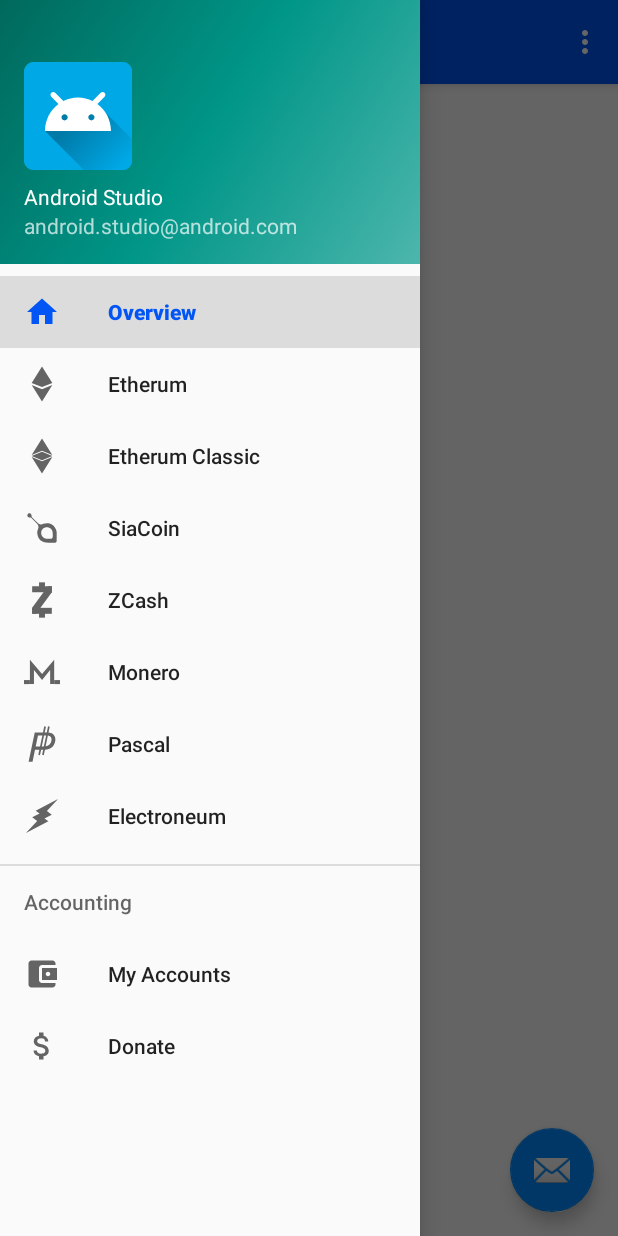
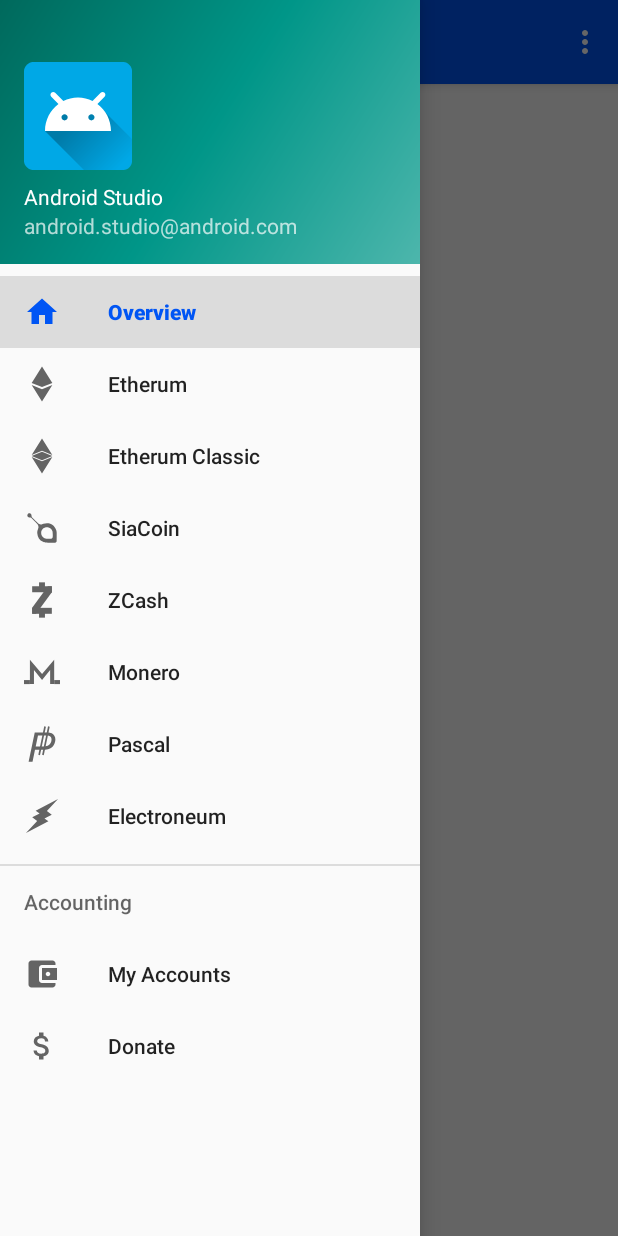
Before and after one commit to bskjon/nanostats, an Android app: the screen it shows after launch (MainActivity), with the side drawer open, on a phone screen of 412 x 824 dp. Run offline under Robolectric (Android 15) with nearby library versions, the phone set to English and light mode, and no system bars; libraries missing offline, so code that uses them is left out: com.github.mikephil.charting, net.hockeyapp.android; 1 statement that could not run was skipped.

Commit message:
Optimized Landing page, made beautiful graphical changes

```diff
--- a/app/build.gradle
+++ b/app/build.gradle
@@ -7,7 +7,7 @@ android {
         minSdkVersion 15
         targetSdkVersion 26
         versionCode 1
-        versionName "1.0"
+        versionName "1.0.1"
         testInstrumentationRunner "android.support.test.runner.AndroidJUnitRunner"
         manifestPlaceholders = [HOCKEYAPP_APP_ID: "60544323c328432eb6de951a560f7601"]
     }
--- a/app/src/main/java/com/iktdev/nanostat/MainActivity.java
+++ b/app/src/main/java/com/iktdev/nanostat/MainActivity.java
@@ -37,14 +37,14 @@ public class MainActivity extends AppCompatActivity
         Toolbar toolbar = (Toolbar) findViewById(R.id.toolbar);
         setSupportActionBar(toolbar);
 
-        FloatingActionButton fab = (FloatingActionButton) findViewById(R.id.fab);
+        /*FloatingActionButton fab = (FloatingActionButton) findViewById(R.id.fab);
         fab.setOnClickListener(new View.OnClickListener() {
             @Override
             public void onClick(View view) {
                 Snackbar.make(view, "Replace with your own action", Snackbar.LENGTH_LONG)
                         .setAction("Action", null).show();
             }
-        });
+        });*/
 
         DrawerLayout drawer = (DrawerLayout) findViewById(R.id.drawer_layout);
         ActionBarDrawerToggle toggle = new ActionBarDrawerToggle(
--- a/app/src/main/java/com/iktdev/nanostat/NanopoolStatsFragment.java
+++ b/app/src/main/java/com/iktdev/nanostat/NanopoolStatsFragment.java
@@ -69,8 +69,9 @@ public class NanopoolStatsFragment extends Fragment {
 
         LinearLayoutManager linearLayoutManager = new LinearLayoutManager(getActivity());
         linearLayoutManager.setOrientation(LinearLayoutManager.VERTICAL);
+        linearLayoutManager.setAutoMeasureEnabled(true);
         ((RecyclerView)getView().findViewById(R.id.fragment_stats_workerView)).setLayoutManager(linearLayoutManager);
-
+        ((RecyclerView)getView().findViewById(R.id.fragment_stats_workerView)).setNestedScrollingEnabled(false);
 
         fetchData();
 
--- a/app/src/main/java/com/iktdev/nanostat/classes/overview.java
+++ b/app/src/main/java/com/iktdev/nanostat/classes/overview.java
@@ -14,6 +14,7 @@ public class overview
     public int WalletId;
     public int WalletImageId;
     public String WalletShortText;
+    public int WalletColorId;
 
     public String _prefix;
     public String _address;
--- a/app/src/main/java/com/iktdev/nanostat/core/nanopoolHandler.java
+++ b/app/src/main/java/com/iktdev/nanostat/core/nanopoolHandler.java
@@ -33,6 +33,7 @@ import java.text.DateFormat;
 import java.text.DecimalFormat;
 import java.text.SimpleDateFormat;
 import java.util.ArrayList;
+import java.util.Collections;
 import java.util.Date;
 import java.util.List;
 
@@ -122,6 +123,7 @@ public class nanopoolHandler
                         );
                         chartData.add(cd);
                     }
+                    Collections.reverse(chartData); //Nanopool echoes out in an order that conflicts with how the data is read...
                     return chartData;
                 }
             } catch (JSONException e) {
--- a/app/src/main/res/layout/app_bar_main.xml
+++ b/app/src/main/res/layout/app_bar_main.xml
@@ -22,12 +22,12 @@
 
     <include layout="@layout/content_main" />
 
-    <android.support.design.widget.FloatingActionButton
+    <!--<android.support.design.widget.FloatingActionButton
         android:id="@+id/fab"
         android:layout_width="wrap_content"
         android:layout_height="wrap_content"
         android:layout_gravity="bottom|end"
         android:layout_margin="@dimen/fab_margin"
-        app:srcCompat="@android:drawable/ic_dialog_email" />
+        app:srcCompat="@android:drawable/ic_dialog_email" />-->
 
 </android.support.design.widget.CoordinatorLayout>
--- a/app/src/main/res/layout/content_nanopool_stats.xml
+++ b/app/src/main/res/layout/content_nanopool_stats.xml
@@ -132,12 +132,13 @@
 
         <com.github.mikephil.charting.charts.LineChart
             android:id="@+id/fragment_stats_chart"
-            android:minHeight="300dp"
-            android:layout_height="wrap_content"
+            android:layout_height="300dp"
             android:layout_width="match_parent"
             />
 
         <LinearLayout
+            android:descendantFocusability="blocksDescendants"
+            android:focusableInTouchMode="true"
             android:orientation="vertical"
             android:layout_width="match_parent"
             android:layout_height="wrap_content">
@@ -154,7 +155,6 @@
             <android.support.v7.widget.RecyclerView
                 android:id="@+id/fragment_stats_workerView"
                 android:layout_width="match_parent"
-                android:minHeight="300dp"
                 android:layout_height="wrap_content"
                 android:layout_marginBottom="12dp"/>
 
--- a/app/src/main/res/values/colors.xml
+++ b/app/src/main/res/values/colors.xml
@@ -18,5 +18,11 @@
     <color name="colorTransBg">#26000000</color>
 
     <color name="ZECcolor">#FF3a5e84</color>
+    <color name="ETHcolor">#FFe95420</color>
+    <color name="ETCcolor">#FF3fb009</color>
+    <color name="SIAcolor">#FF2fa4e7</color>
+    <color name="XMRcolor">#FF4d4d4d</color>
+    <color name="ETNcolor">#FF101010</color>
+    <color name="PASCcolor">#FFffaa00</color>
 
 </resources>
```
Also changed, not shown: app/src/main/java/com/iktdev/nanostat/OverviewFragment.java (+7 -0 lines), app/src/main/java/com/iktdev/nanostat/adapters/overviewAdapter.java (+20 -4 lines), app/src/main/java/com/iktdev/nanostat/charts/ChartValueHandler.java (+12 -1 lines), app/src/main/res/layout/adapter_accounts.xml (+5 -2 lines), app/src/main/res/layout/adapter_overview.xml (+10 -8 lines).
